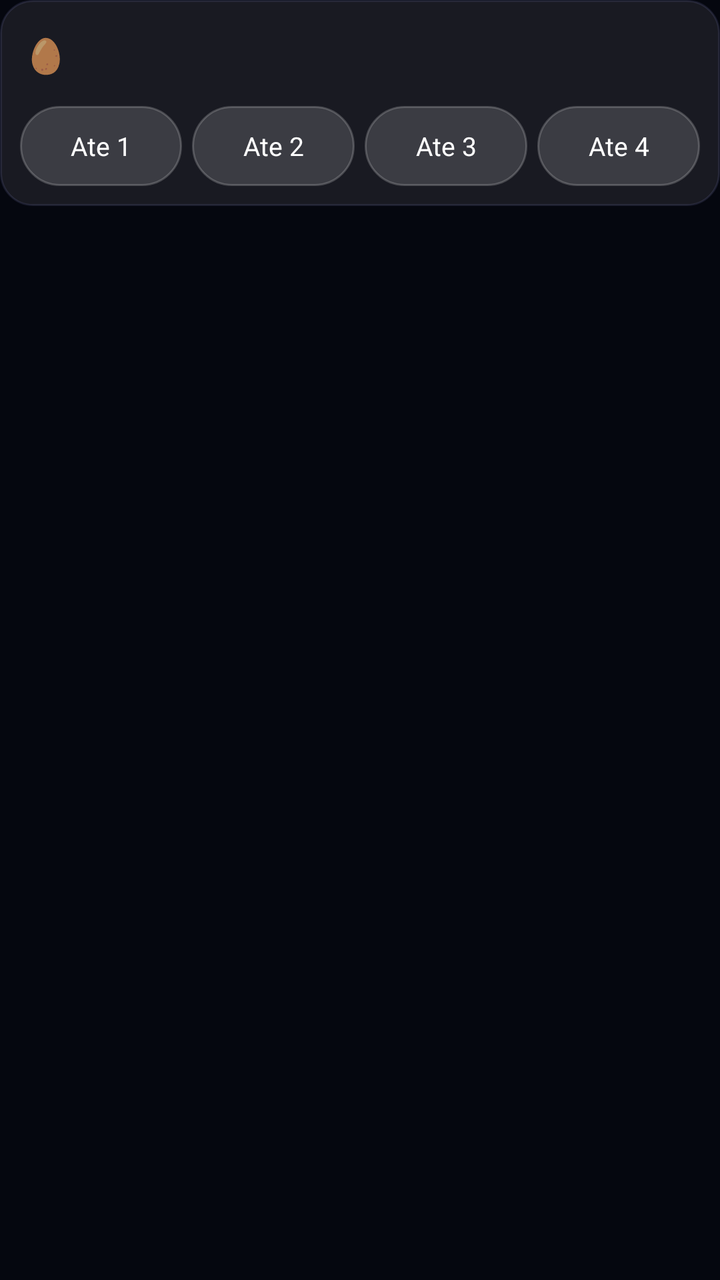
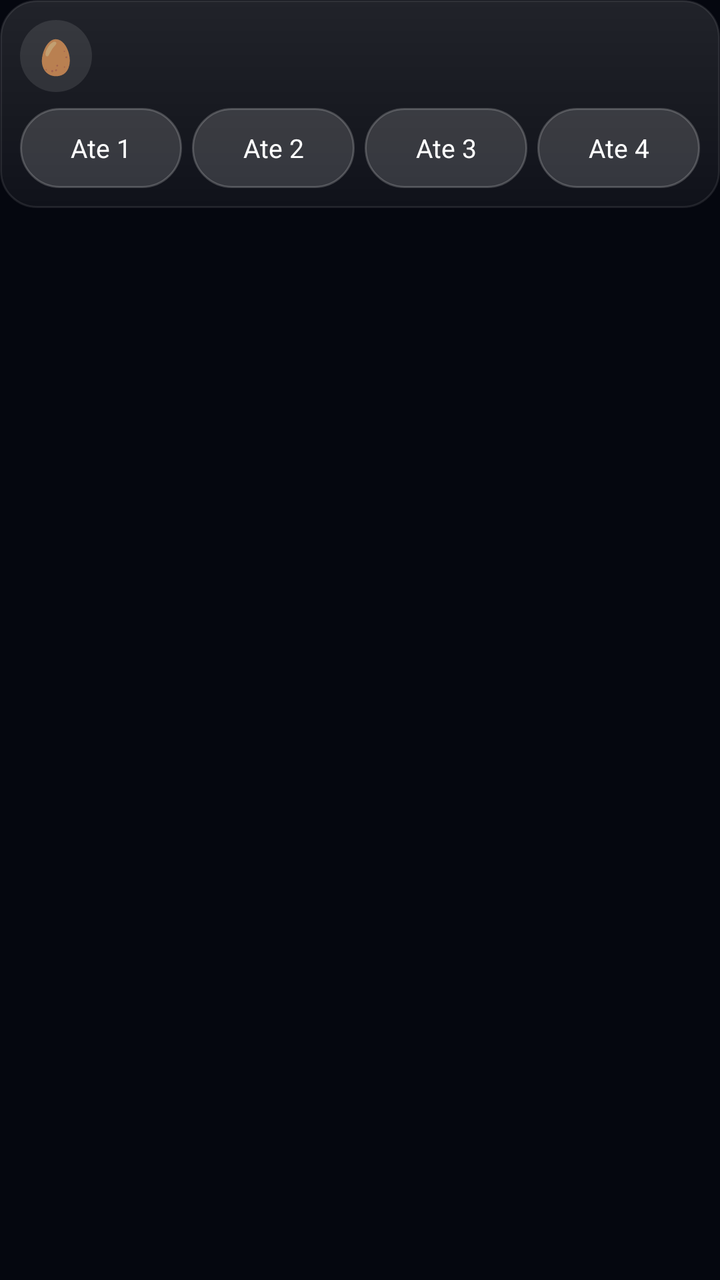

Compare the two renders of this Android layout. The source of the first and the diff that turns it into the second are given below.
<!-- AndroidManifest.xml: application theme AppTheme -->
<!-- res/layout/wi_eggs.xml -->
<?xml version="1.0" encoding="utf-8"?>
<FrameLayout xmlns:android="http://schemas.android.com/apk/res/android" android:layout_width="match_parent" android:layout_height="wrap_content" android:paddingBottom="6dp">
<LinearLayout android:id="@+id/wi_root" android:layout_width="match_parent" android:layout_height="wrap_content"
    android:orientation="vertical" android:background="@drawable/witem" android:padding="10dp">
    <LinearLayout android:layout_width="match_parent" android:layout_height="wrap_content" android:orientation="horizontal" android:gravity="center_vertical">
        <TextView android:layout_width="26dp" android:layout_height="wrap_content" android:text="🥚" android:textSize="17sp" android:gravity="center" />
        <LinearLayout android:layout_width="0dp" android:layout_height="wrap_content" android:layout_weight="1" android:orientation="vertical" android:layout_marginStart="8dp">
            <TextView android:id="@+id/w_en" android:layout_width="wrap_content" android:layout_height="wrap_content"
                android:textSize="15sp" android:textStyle="bold" android:textColor="#FFE9A8" android:maxLines="1" />
            <TextView android:id="@+id/w_es" android:layout_width="wrap_content" android:layout_height="wrap_content"
                android:textSize="11sp" android:textColor="#9AA0C0" android:maxLines="1" android:ellipsize="end" />
        </LinearLayout>
    </LinearLayout>
    <LinearLayout android:layout_width="match_parent" android:layout_height="wrap_content" android:orientation="horizontal" android:layout_marginTop="8dp">
        <TextView android:id="@+id/w_e1" android:layout_width="0dp" android:layout_height="40dp" android:layout_weight="1" android:layout_marginEnd="5dp"
            android:gravity="center" android:background="@drawable/wbtn" android:text="Ate 1" android:textSize="13sp" android:textColor="#FFFFFF" android:maxLines="1" />
        <TextView android:id="@+id/w_e2" android:layout_width="0dp" android:layout_height="40dp" android:layout_weight="1" android:layout_marginEnd="5dp"
            android:gravity="center" android:background="@drawable/wbtn" android:text="Ate 2" android:textSize="13sp" android:textColor="#FFFFFF" android:maxLines="1" />
        <TextView android:id="@+id/w_e3" android:layout_width="0dp" android:layout_height="40dp" android:layout_weight="1" android:layout_marginEnd="5dp"
            android:gravity="center" android:background="@drawable/wbtn" android:text="Ate 3" android:textSize="13sp" android:textColor="#FFFFFF" android:maxLines="1" />
        <TextView android:id="@+id/w_e4" android:layout_width="0dp" android:layout_height="40dp" android:layout_weight="1"
            android:gravity="center" android:background="@drawable/wbtn" android:text="Ate 4" android:textSize="13sp" android:textColor="#FFFFFF" android:maxLines="1" />
    </LinearLayout>
</LinearLayout>
</FrameLayout>
<!-- resources referenced by this layout -->
<resources>
  <!-- drawable wbtn (drawable) -->
  <?xml version="1.0" encoding="utf-8"?>
  <shape xmlns:android="http://schemas.android.com/apk/res/android" android:shape="rectangle">
      <solid android:color="#26FFFFFF" />
      <stroke android:width="1dp" android:color="#33FFFFFF" />
      <corners android:radius="99dp" />
  </shape>
  <!-- drawable witem (drawable) -->
  <?xml version="1.0" encoding="utf-8"?>
  <shape xmlns:android="http://schemas.android.com/apk/res/android" android:shape="rectangle">
      <solid android:color="#14FFFFFF" />
      <stroke android:width="1dp" android:color="#1FAFAFFF" />
      <corners android:radius="16dp" />
  </shape>
  <style name="AppTheme" parent="@android:style/Theme.Material.NoActionBar">
          <item name="android:windowBackground">@color/rv_bg</item>
          <item name="android:colorBackground">@color/rv_bg</item>
          <item name="android:statusBarColor">@color/rv_bg</item>
          <item name="android:navigationBarColor">@color/rv_bg</item>
          <item name="android:colorAccent">#FFAFAFFF</item>
      </style>
  <color name="rv_bg">#FF05070F</color>
</resources>

<!-- the commit's change to res/layout/wi_eggs.xml (unified diff, before → after) -->
@@ -3,7 +3,7 @@
 <LinearLayout android:id="@+id/wi_root" android:layout_width="match_parent" android:layout_height="wrap_content"
     android:orientation="vertical" android:background="@drawable/witem" android:padding="10dp">
     <LinearLayout android:layout_width="match_parent" android:layout_height="wrap_content" android:orientation="horizontal" android:gravity="center_vertical">
-        <TextView android:layout_width="26dp" android:layout_height="wrap_content" android:text="🥚" android:textSize="17sp" android:gravity="center" />
+        <TextView android:layout_width="36dp" android:layout_height="36dp" android:background="@drawable/wic" android:text="🥚" android:textSize="17sp" android:gravity="center" />
         <LinearLayout android:layout_width="0dp" android:layout_height="wrap_content" android:layout_weight="1" android:orientation="vertical" android:layout_marginStart="8dp">
             <TextView android:id="@+id/w_en" android:layout_width="wrap_content" android:layout_height="wrap_content"
                 android:textSize="15sp" android:textStyle="bold" android:textColor="#FFE9A8" android:maxLines="1" />
<!-- resource entries referenced after the edit -->
@@ -7,12 +7,17 @@
       <stroke android:width="1dp" android:color="#33FFFFFF" />
       <corners android:radius="99dp" />
   </shape>
+  <!-- drawable wic (drawable) -->
+  <?xml version="1.0" encoding="utf-8"?>
+  <shape xmlns:android="http://schemas.android.com/apk/res/android" android:shape="oval">
+      <solid android:color="#1AFFFFFF" />
+  </shape>
   <!-- drawable witem (drawable) -->
   <?xml version="1.0" encoding="utf-8"?>
   <shape xmlns:android="http://schemas.android.com/apk/res/android" android:shape="rectangle">
-      <solid android:color="#14FFFFFF" />
-      <stroke android:width="1dp" android:color="#1FAFAFFF" />
-      <corners android:radius="16dp" />
+      <gradient android:startColor="#1CFFFFFF" android:endColor="#0BFFFFFF" android:angle="270" />
+      <stroke android:width="1dp" android:color="#17FFFFFF" />
+      <corners android:radius="18dp" />
   </shape>
   <style name="AppTheme" parent="@android:style/Theme.Material.NoActionBar">
           <item name="android:windowBackground">@color/rv_bg</item>
